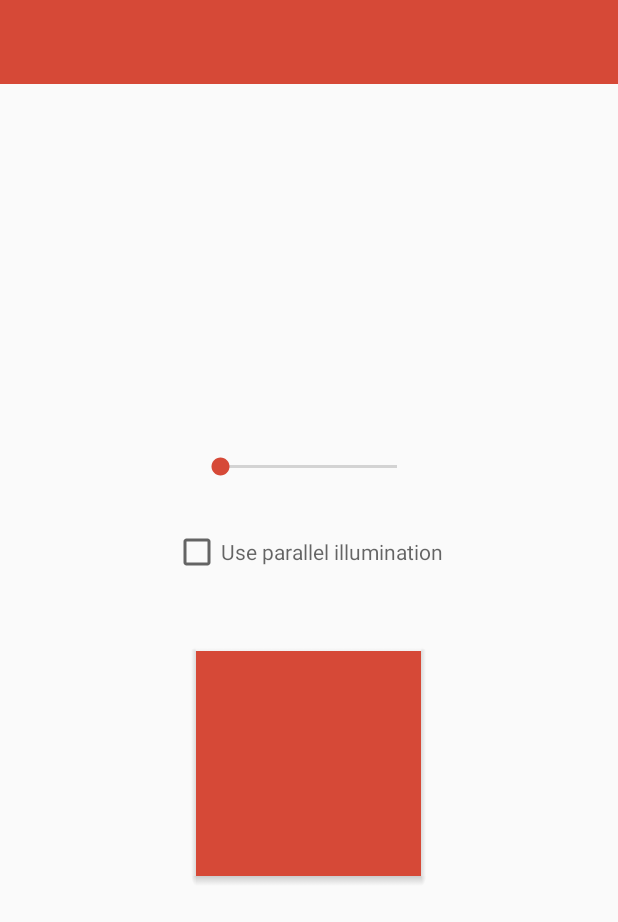
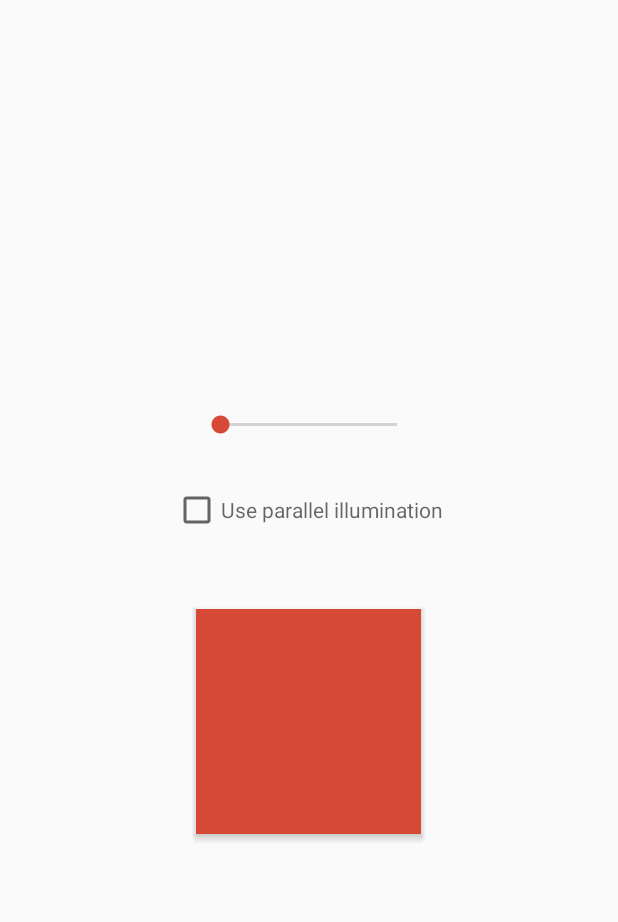
Before and after one commit to michael-rapp/AndroidUtil, an Android app: the layout activity_main.xml on its own in the app's theme, with its tools: preview values and no code run, on a phone screen of 412 x 824 dp. Shown: the top 922 px of the screen. Run offline under Robolectric (Android 15) with nearby library versions, the phone set to English and light mode, and no system bars.

Commit message:
Changed style of example app.

```diff
--- a/example/src/main/java/de/mrapp/android/util/example/MainActivity.java
+++ b/example/src/main/java/de/mrapp/android/util/example/MainActivity.java
@@ -16,7 +16,6 @@ package de.mrapp.android.util.example;
 
 import android.os.Bundle;
 import android.support.v7.app.AppCompatActivity;
-import android.support.v7.widget.Toolbar;
 import android.widget.CheckBox;
 import android.widget.CompoundButton;
 import android.widget.CompoundButton.OnCheckedChangeListener;
@@ -95,14 +94,6 @@ public class MainActivity extends AppCompatActivity {
      * corner of the elevated view.
      */
     private ElevationShadowView elevationBottomLeft;
-
-    /**
-     * Initializes the activity's toolbar.
-     */
-    private void initializeToolbar() {
-        Toolbar toolbar = (Toolbar) findViewById(R.id.toolbar);
-        setSupportActionBar(toolbar);
-    }
 
     /**
      * Returns the default elevation.
@@ -194,7 +185,6 @@ public class MainActivity extends AppCompatActivity {
     protected void onCreate(final Bundle savedInstanceState) {
         super.onCreate(savedInstanceState);
         setContentView(R.layout.activity_main);
-        initializeToolbar();
         elevationSeekBar = (SeekBar) findViewById(R.id.elevation_seek_bar);
         elevationSeekBar.setProgress(getDefaultElevation());
         elevationSeekBar.setOnSeekBarChangeListener(createSeekBarListener());
--- a/example/src/main/res/layout-land/activity_main.xml
+++ b/example/src/main/res/layout-land/activity_main.xml
@@ -14,22 +14,9 @@ General Public License for more details.
 You should have received a copy of the GNU Lesser General Public License along with this program. If
 not, see <http://www.gnu.org/licenses/>.
 -->
-<LinearLayout xmlns:android="http://schemas.android.com/apk/res/android"
-              xmlns:app="http://schemas.android.com/apk/res-auto"
+<RelativeLayout xmlns:android="http://schemas.android.com/apk/res/android"
                 xmlns:custom="http://schemas.android.com/apk/res-auto"
-              android:layout_width="match_parent"
-              android:layout_height="match_parent"
-              android:orientation="vertical">
-
-    <android.support.v7.widget.Toolbar
-        android:id="@+id/toolbar"
-        android:layout_width="match_parent"
-        android:layout_height="?android:attr/actionBarSize"
-        android:background="?attr/colorPrimary"
-        app:popupTheme="@style/ToolbarPopupTheme"
-        app:theme="@style/ToolbarTheme"/>
-
-    <RelativeLayout
+                xmlns:tools="http://schemas.android.com/tools"
                 android:layout_width="match_parent"
                 android:layout_height="match_parent">
 
@@ -37,7 +24,8 @@ not, see <http://www.gnu.org/licenses/>.
         android:layout_width="wrap_content"
         android:layout_height="wrap_content"
         android:layout_centerInParent="true"
-            android:orientation="horizontal">
+        android:orientation="horizontal"
+        tools:ignore="UselessParent">
 
         <RelativeLayout
             android:layout_width="@dimen/shape_container_size"
@@ -159,5 +147,3 @@ not, see <http://www.gnu.org/licenses/>.
     </LinearLayout>
 
 </RelativeLayout>
-
-</LinearLayout>
--- a/example/src/main/res/layout/activity_main.xml
+++ b/example/src/main/res/layout/activity_main.xml
@@ -14,22 +14,9 @@ General Public License for more details.
 You should have received a copy of the GNU Lesser General Public License along with this program. If
 not, see <http://www.gnu.org/licenses/>.
 -->
-<LinearLayout xmlns:android="http://schemas.android.com/apk/res/android"
-              xmlns:app="http://schemas.android.com/apk/res-auto"
+<RelativeLayout xmlns:android="http://schemas.android.com/apk/res/android"
                 xmlns:custom="http://schemas.android.com/apk/res-auto"
-              android:layout_width="match_parent"
-              android:layout_height="match_parent"
-              android:orientation="vertical">
-
-    <android.support.v7.widget.Toolbar
-        android:id="@+id/toolbar"
-        android:layout_width="match_parent"
-        android:layout_height="?android:attr/actionBarSize"
-        android:background="?attr/colorPrimary"
-        app:popupTheme="@style/ToolbarPopupTheme"
-        app:theme="@style/ToolbarTheme"/>
-
-    <RelativeLayout
+                xmlns:tools="http://schemas.android.com/tools"
                 android:layout_width="match_parent"
                 android:layout_height="match_parent">
 
@@ -37,7 +24,8 @@ not, see <http://www.gnu.org/licenses/>.
         android:layout_width="wrap_content"
         android:layout_height="wrap_content"
         android:layout_centerInParent="true"
-            android:orientation="vertical">
+        android:orientation="vertical"
+        tools:ignore="UselessParent">
 
         <TextView
             android:id="@+id/elevation_text_view"
@@ -150,5 +138,3 @@ not, see <http://www.gnu.org/licenses/>.
     </LinearLayout>
 
 </RelativeLayout>
-
-</LinearLayout>
--- a/example/src/main/res/values/styles.xml
+++ b/example/src/main/res/values/styles.xml
@@ -16,18 +16,10 @@ not, see <http://www.gnu.org/licenses/>.
 -->
 <resources>
 
-    <style name="AppTheme" parent="@style/Theme.AppCompat.Light.NoActionBar">
+    <style name="AppTheme" parent="@style/Theme.AppCompat.Light.DarkActionBar">
         <item name="colorPrimary">#ffd64937</item>
-        <item name="colorPrimaryDark">#ffd64937</item>
+        <item name="colorPrimaryDark">#ffbb4030</item>
         <item name="colorAccent">#ffd64937</item>
     </style>
 
-    <style name="ToolbarTheme" parent="@style/Theme.AppCompat.Light.NoActionBar">
-        <item name="colorPrimary">#ffd64937</item>
-        <item name="android:textColorPrimary">@color/abc_primary_text_material_dark</item>
-        <item name="android:textColorSecondary">@color/abc_secondary_text_material_dark</item>
-    </style>
-
-    <style name="ToolbarPopupTheme" parent="@style/Theme.AppCompat.Light.NoActionBar"/>
-
 </resources>
```
Also changed, not shown: 1 other file. Lines whose indentation alone changed are shown as unchanged.
